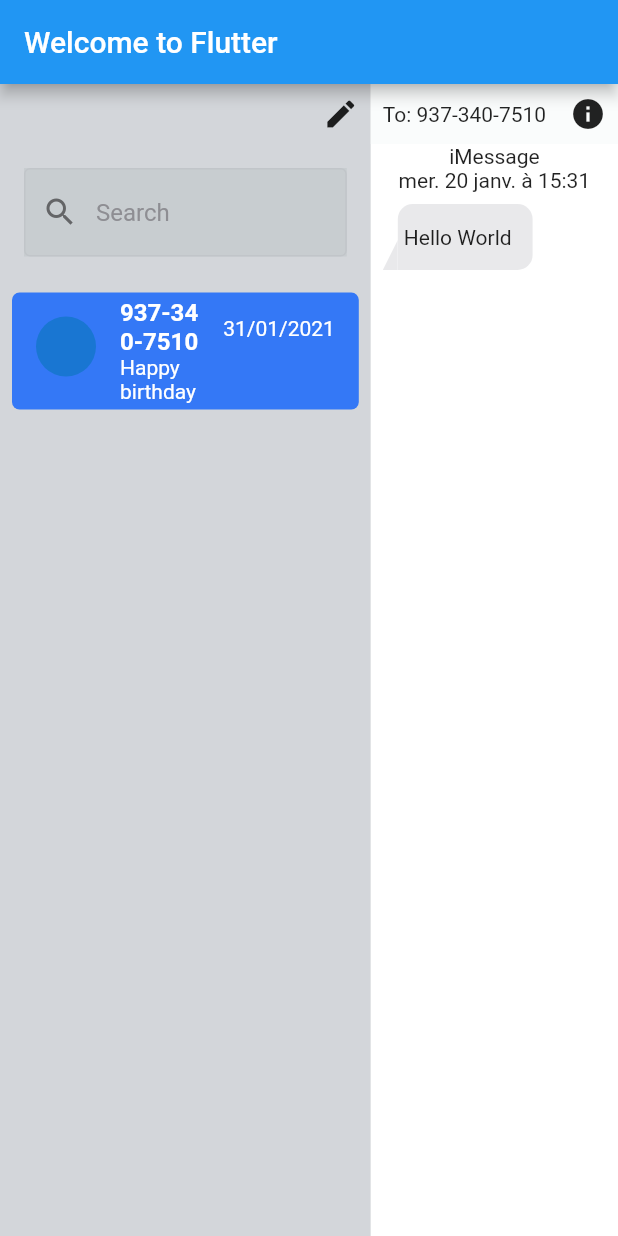
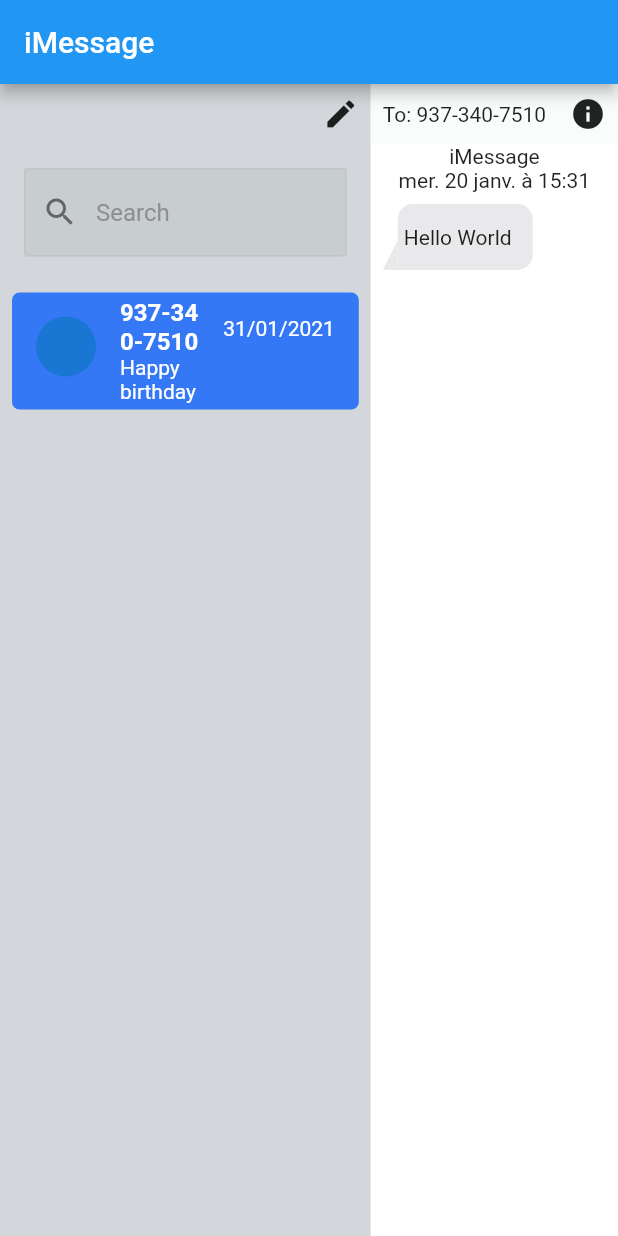
Before and after one commit to GetStream/flutter-samples, a Flutter app: the screen it shows after launch, on a phone screen of 412 x 824 dp. Run offline on Flutter 3.47's test engine with Material 2 defaults, Android fonts, the phone set to English and light mode, and no system bars; our stand-ins replace flutter_local_notifications, flutter_secure_storage, flutter_svg, jiffy, streaming_shared_preferences, yaml; missing offline and left inert: stream_chat_flutter, stream_chat_persistence.

Commit message:
appBar title : iMessage

```diff
--- a/imessage/lib/main.dart
+++ b/imessage/lib/main.dart
@@ -14,7 +14,7 @@ class MyApp extends StatelessWidget {
       ),
       home: Scaffold(
           appBar: AppBar(
-            title: Text('Welcome to Flutter'),
+            title: Text('iMessage'),
           ),
           body: IMessage()),
     );
```
